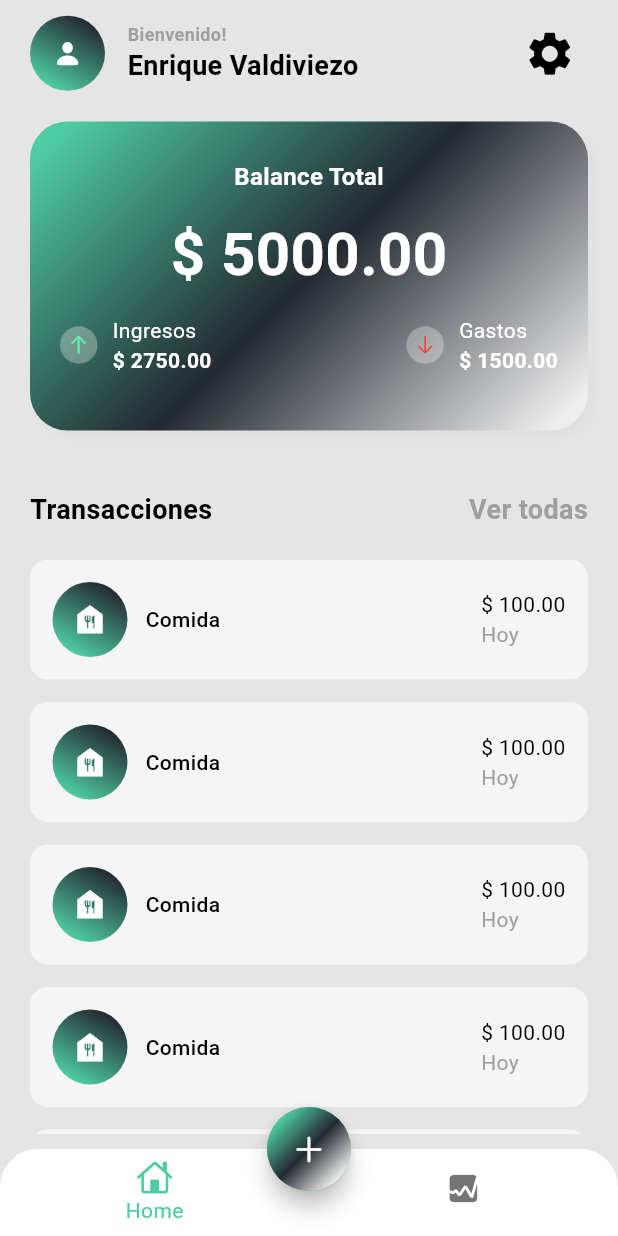
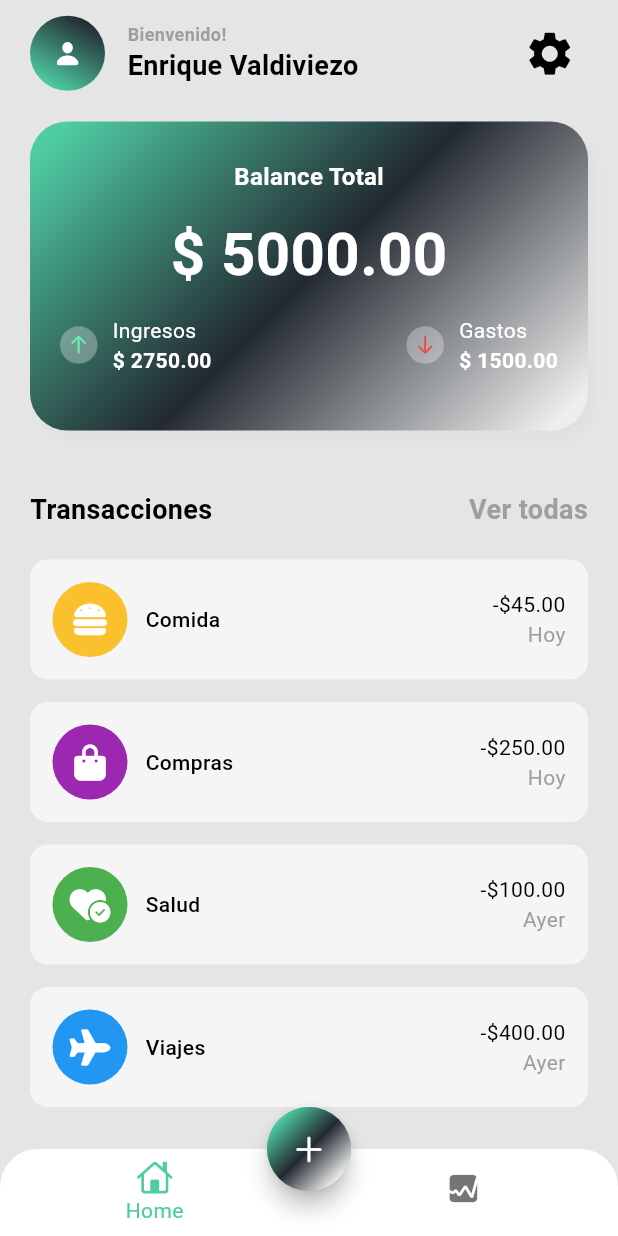
Before and after one commit to Kikegg97/tesis_app, a Flutter app: the screen it shows after launch, on a phone screen of 412 x 824 dp. Run offline on Flutter 3.47's test engine with Material 3 defaults, Android fonts, the phone set to English and light mode, and no system bars; our stand-ins replace font_awesome_flutter.

Commit message:
feat: add categories and changes a main_Screen

```diff
--- /dev/null
+++ b/lib/data/data.dart
@@ -0,0 +1,33 @@
+import 'package:flutter/material.dart';
+import 'package:font_awesome_flutter/font_awesome_flutter.dart';
+
+List<Map<String, dynamic>> transactionsData = [
+  {
+    'icon': const FaIcon(FontAwesomeIcons.burger, color: Colors.white),
+    'color': Colors.yellow[700],
+    'name': 'Comida',
+    'totalAmount': '-\$45.00',
+    'date': 'Hoy',
+  },
+  {
+    'icon': const FaIcon(FontAwesomeIcons.bagShopping, color: Colors.white),
+    'color': Colors.purple,
+    'name': 'Compras',
+    'totalAmount': '-\$250.00',
+    'date': 'Hoy',
+  },
+  {
+    'icon': const FaIcon(FontAwesomeIcons.heartCircleCheck, color: Colors.white),
+    'color': Colors.green,
+    'name': 'Salud',
+    'totalAmount': '-\$100.00',
+    'date': 'Ayer',
+  },
+  {
+    'icon': const FaIcon(FontAwesomeIcons.plane, color: Colors.white),
+    'color': Colors.blue,
+    'name': 'Viajes',
+    'totalAmount': '-\$400.00',
+    'date': 'Ayer',
+  },
+];
--- a/lib/screens/home/views/main_screen.dart
+++ b/lib/screens/home/views/main_screen.dart
@@ -1,5 +1,6 @@
 import 'dart:math';
 
+import 'package:expenses_tracker_project/data/data.dart';
 import 'package:flutter/cupertino.dart';
 import 'package:flutter/material.dart';
 
@@ -238,7 +239,7 @@ class MainScreen extends StatelessWidget {
             const SizedBox(height: 20),
             Expanded(
               child: ListView.builder(
-                itemCount: 6,
+                itemCount: transactionsData.length,
                 itemBuilder: (context, int i) {
                   return Container(
                     margin: const EdgeInsets.only(bottom: 15),
@@ -260,26 +261,16 @@ class MainScreen extends StatelessWidget {
                                   width: 50,
                                   height: 50,
                                   decoration: BoxDecoration(
-                                    gradient: LinearGradient(
-                                    colors: [
-                                      Theme.of(context).colorScheme.secondary,
-                                      Theme.of(context).colorScheme.primary,
-                                    ],
-                                    transform: const GradientRotation(pi / 1.5),
-                                  ),
+                                    color: transactionsData[i]['color'],
                                     shape: BoxShape.circle,
                                   ),
                                 ),
-                                Icon(
-                                  Icons.food_bank,
-                                  size: 25,
-                                  color: Colors.white,
-                                ),
+                                transactionsData[i]['icon'],
                               ],
                               ),
                               const SizedBox(width: 12),
                               Text(
-                                    'Comida',
+                                    transactionsData[i]['name'],
                                     style: TextStyle(
                                       fontSize: 14,
                                       fontWeight: FontWeight.w500,
@@ -290,18 +281,19 @@ class MainScreen extends StatelessWidget {
                           ),
 
                           Column(
-                                crossAxisAlignment: CrossAxisAlignment.start,
+                                crossAxisAlignment: CrossAxisAlignment.end,
                                 children: [
                                   Text(
-                                    '\$ 100.00',
+                                    transactionsData[i]['totalAmount'],
                                     style: TextStyle(
                                     fontSize: 14,
                                     fontWeight: FontWeight.w400,
                                     color: Theme.of(context).colorScheme.onBackground,
                                   ),
                                   ),
-                                  Text('Hoy',
-                                  style: TextStyle(
+                                  Text(
+                                    transactionsData[i]['date'],
+                                    style: TextStyle(
                                     fontSize: 14,
                                     fontWeight: FontWeight.w400,
                                     color: Theme.of(context).colorScheme.outline,
--- a/pubspec.yaml
+++ b/pubspec.yaml
@@ -34,6 +34,7 @@ dependencies:
   # The following adds the Cupertino Icons font to your application.
   # Use with the CupertinoIcons class for iOS style icons.
   cupertino_icons: ^1.0.8
+  font_awesome_flutter: ^10.8.0
 
 dev_dependencies:
   flutter_test:
```
Also changed, not shown: pubspec.lock.
